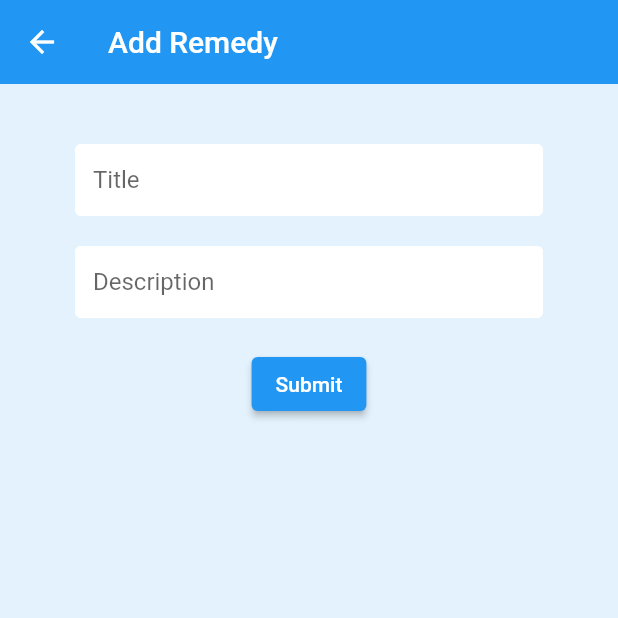
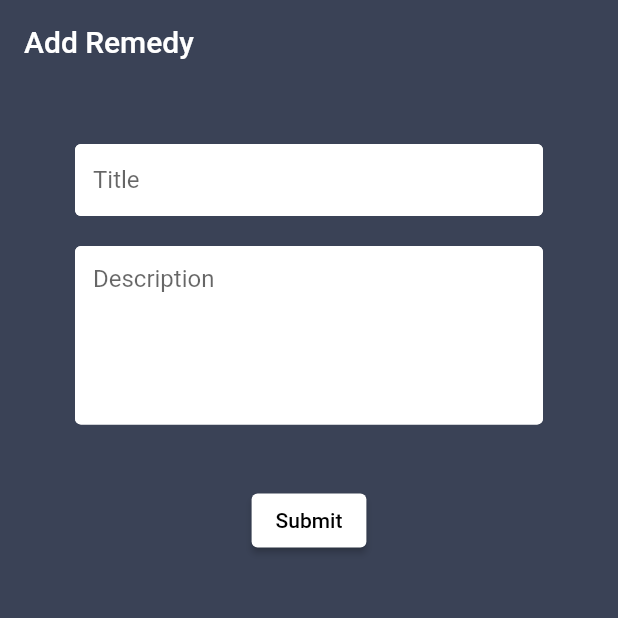
Before and after one commit to aakashabhi/Care2x, a Flutter app: the AddRemedy screen opened directly, on a phone screen of 412 x 824 dp, the top half of it. Run offline on Flutter 3.47's test engine with Material 2 defaults, Android fonts, the phone set to English and light mode, and no system bars; our stand-ins replace bloc, cloud_firestore, curved_navigation_bar, firebase_auth, firebase_core, flutter_bloc and 3 more; accounts and stored records are empty.

Commit message:
UI Changes

```diff
--- a/care2x/lib/AddRemedy/add_remedy.dart
+++ b/care2x/lib/AddRemedy/add_remedy.dart
@@ -23,19 +23,21 @@ class _AddRemedyState extends State<AddRemedy> {
             color: Colors.blue,
             child: Center(
               child: SpinKitChasingDots(
-                color: Colors.blue,
+                color: Color.fromRGBO(58, 66, 86, 1.0),
                 size: 50.0,
               ),
             ),
           )
         : Scaffold(
             appBar: AppBar(
-              backgroundColor: Colors.blue,
               elevation: 0.0,
               title: Text('Add Remedy'),
+              backgroundColor: Color.fromRGBO(58, 66, 86, 1.0),
+              automaticallyImplyLeading: false,
             ),
+            backgroundColor: Color.fromRGBO(58, 66, 86, 1.0),
             body: Container(
-              color: Colors.blue[50],
+              color: Color.fromRGBO(58, 66, 86, 0.05),
               padding: EdgeInsets.symmetric(vertical: 20.0, horizontal: 50.0),
               child: Form(
                 key: _formKey,
@@ -62,12 +64,18 @@ class _AddRemedyState extends State<AddRemedy> {
                       onChanged: (val) {
                         setState(() => description = val);
                       },
+                      maxLines: 5,
                     ),
-                    SizedBox(height: 20.0),
+                    SizedBox(height:40.0),
                     ElevatedButton(
                         child: Text(
                           'Submit',
-                          style: TextStyle(color: Colors.white),
+                          style: TextStyle(color: Colors.black),
+                        ),
+                        style: ButtonStyle(
+                          backgroundColor: MaterialStateProperty.all<Color>(
+                            Colors.white,
+                          ),
                         ),
                         onPressed: () async {
                           if (_formKey.currentState!.validate()) {
--- a/care2x/lib/ViewRemedies/view_remedy.dart
+++ b/care2x/lib/ViewRemedies/view_remedy.dart
@@ -18,11 +18,11 @@ class _ViewRemedyState extends State<ViewRemedy> {
       initialData: [],
       value: DatabaseService().all_remedies,
       child: Scaffold(
-        backgroundColor: Colors.white,
+        backgroundColor: Color.fromRGBO(58, 66, 86, 1.0),
         appBar: AppBar(
           title: Text('Remedies'),
           centerTitle: true,
-          backgroundColor: Colors.blue,
+          backgroundColor: Color.fromRGBO(58, 66, 86, 1.0),
           automaticallyImplyLeading: false,
         ),
         body: Padding(
--- a/care2x/lib/main.dart
+++ b/care2x/lib/main.dart
@@ -1,4 +1,5 @@
 import 'package:care2x/login/login_screen.dart';
+import 'package:care2x/restart_controller.dart';
 import 'package:firebase_core/firebase_core.dart';
 import 'package:flutter/material.dart';
 import 'package:flutter_bloc/flutter_bloc.dart';
@@ -6,11 +7,10 @@ import 'package:flutter_easyloading/flutter_easyloading.dart';
 import 'login/signup.dart';
 import 'session_repo.dart';
 
-
 void main() async {
   WidgetsFlutterBinding.ensureInitialized();
   await Firebase.initializeApp();
-  runApp(MyApp());
+  runApp(new HotRestartController(child: MyApp()));
 }
 
 class MyApp extends StatelessWidget {
--- /dev/null
+++ b/care2x/lib/restart_controller.dart
@@ -0,0 +1,34 @@
+import 'package:flutter/material.dart';
+
+class HotRestartController extends StatefulWidget {
+  final Widget child;
+
+  HotRestartController({required this.child});
+
+  static performHotRestart(BuildContext context) {
+    final _HotRestartControllerState? state =
+        context.findAncestorStateOfType<_HotRestartControllerState>();
+    state!.performHotRestart();
+  }
+
+  @override
+  _HotRestartControllerState createState() => new _HotRestartControllerState();
+}
+
+class _HotRestartControllerState extends State<HotRestartController> {
+  Key key = new UniqueKey();
+
+  void performHotRestart() {
+    this.setState(() {
+      key = new UniqueKey();
+    });
+  }
+
+  @override
+  Widget build(BuildContext context) {
+    return new Container(
+      key: key,
+      child: widget.child,
+    );
+  }
+}
--- a/care2x/pubspec.yaml
+++ b/care2x/pubspec.yaml
@@ -33,6 +33,7 @@ dependencies:
   firebase_auth: ^3.1.3
   firebase_core: ^1.7.0
   firebase_storage: ^10.0.5
+  curved_navigation_bar: ^1.0.1
 
   provider: ^6.0.1
   flutter_spinkit: ^5.1.0
```
Also changed, not shown: care2x/lib/ViewRemedies/remedy_list.dart (+8 -2 lines), care2x/lib/login/login_screen.dart (+11 -9 lines), care2x/lib/screens/doctor_screen.dart (added, +38 -0 lines), care2x/lib/view_appointments/view_appointments.dart (+17 -26 lines), care2x/pubspec.lock.
